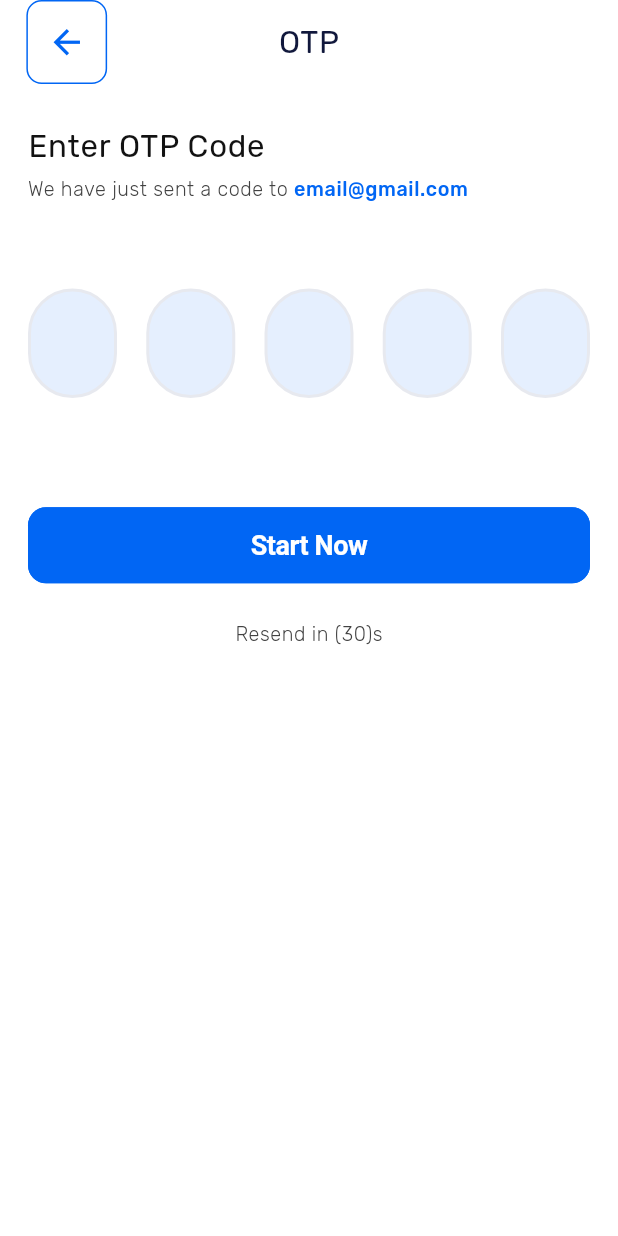
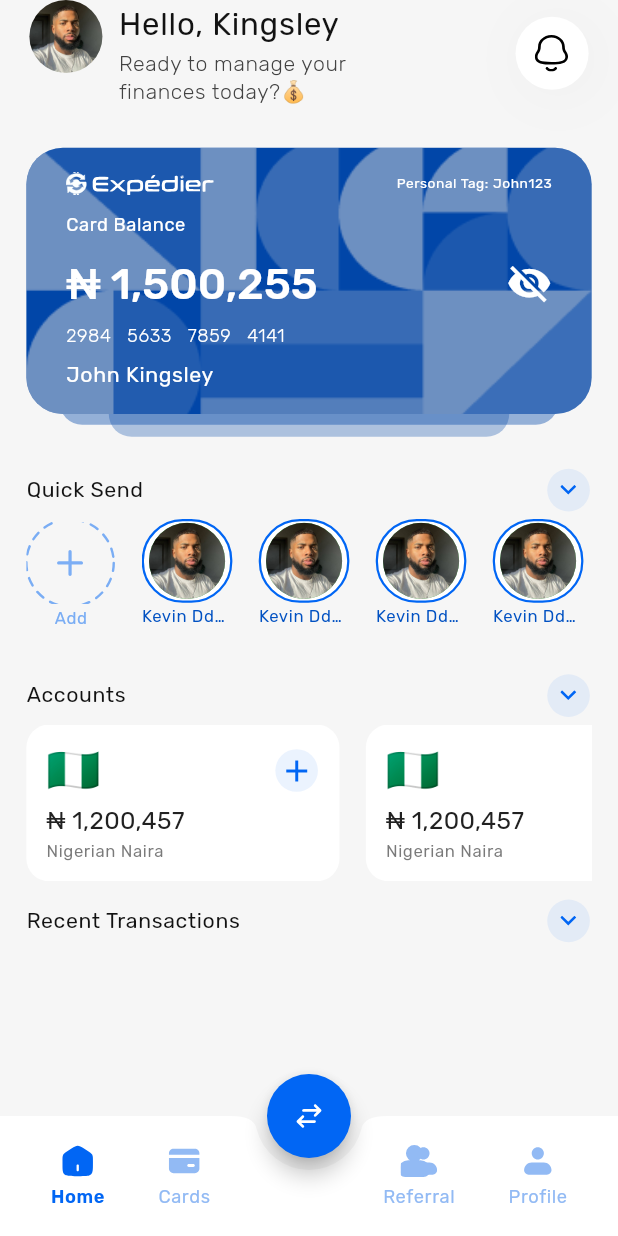
Before and after one commit to Donkelv/expedier_ui, a Flutter app: the OtpScreen screen opened directly, after a tap on "Start Now", on a phone screen of 412 x 824 dp. Run offline on Flutter 3.47's test engine with Material 3 defaults, Android fonts, the phone set to English and light mode, and no system bars; drawn by our look-alikes of pin_code_fields; our stand-ins replace flutter_screenutil, google_fonts, websafe_svg; project files that could hold a hidden picture were left out.

Commit message:
Add new SVG icons and implement BottomAppBar with HomeScreen layout
- Added SVG icons for home, logo, notification, profile, referral, and transfer.
- Implemented BottomAppBarWidget with navigation functionality.
- Created HomeScreen layout with user greeting, quick send feature, and accounts overview.
- Integrated responsive design using Flutter ScreenUtil for adaptive UI.

```diff
--- a/lib/core/theme/colors.dart
+++ b/lib/core/theme/colors.dart
@@ -7,6 +7,7 @@ class ExpedierColors {
 
   static const Color white = Color(0xffFFFFFF);
   static const Color white1 = Color(0xffF1F1F1);
+  static const Color white2 = Color(0xffF6F6F6);
   static const Color black = Color(0xff000000);
   static const Color primary = Color(0xFF0166F4);
 
@@ -36,6 +37,7 @@ class ExpedierColors {
   static const Color black4 = Color(0xff363A40);
   static const Color black5 = Color(0xFF121212);
   static const Color black6 = Color(0xFF424242);
+  static const Color black7 = Color(0xFF212121);
 
   static const Color navyBlue1 = Color(0xff0E1F33);
   static const Color navyBlue2 = Color(0xff11183C);
@@ -61,6 +63,10 @@ class ExpedierColors {
   static const Color blue3 = Color(0xFF0080F0);
   static const Color blue4 = Color(0xFFDCE6F4);
   static const Color blue5 = Color(0xFFA9B6CA);
+  static const Color blue6 = Color(0xFF0146A8);
+  static const Color blue7 = Color(0xFF7AADF4);
+  static const Color blue8 = Color(0xFF0151C2);
+  static const Color blue9 = Color(0xFF92BAF4);
 
   static const Color green1 = Color(0xFF73E88D);
   static const Color green2 = Color(0xFF14C36E);
--- a/lib/core/widgets/text_fields/otp_input_field.dart
+++ b/lib/core/widgets/text_fields/otp_input_field.dart
@@ -52,10 +52,10 @@ class ExpedierOtpInputField extends StatelessWidget {
 
         borderWidth: 2,
 
-        borderRadius: BorderRadius.circular(50.r),
+        borderRadius: BorderRadius.circular(15.r),
         fieldHeight: 72.h,
         fieldWidth: 54.w,
-
+        disabledColor: ExpedierColors.primary,
         activeFillColor: ExpedierColors.primary.withOpacity(
           0.03,
         ),
--- a/lib/features/authentication/screens/otp.dart
+++ b/lib/features/authentication/screens/otp.dart
@@ -5,6 +5,8 @@ import 'package:expedier_ui/core/theme/colors.dart';
 import 'package:expedier_ui/core/widgets/button.dart';
 import 'package:expedier_ui/core/widgets/text_fields/otp_input_field.dart';
 import 'package:expedier_ui/features/authentication/screens/verification_success.dart';
+import 'package:expedier_ui/features/home/screens/bottom_app_bar.dart';
+import 'package:expedier_ui/features/home/screens/home.dart';
 import 'package:flutter/material.dart';
 import 'package:flutter_screenutil/flutter_screenutil.dart';
 
@@ -79,7 +81,7 @@ class OtpScreen extends StatelessWidget {
                       text: "Start Now",
                       context: context,
                       onTap: () {
-                        //navigateWithFade(context, VerificationSuccessScreen());
+                        navigateWithFade(context, BottomAppBarWidget());
                       },
                     ).normal(),
               ),
--- /dev/null
+++ b/lib/features/home/screens/bottom_app_bar.dart
@@ -0,0 +1,99 @@
+import 'package:expedier_ui/core/extensions/string_extensions.dart';
+import 'package:expedier_ui/core/extensions/theme_extension.dart';
+import 'package:expedier_ui/core/theme/colors.dart';
+import 'package:expedier_ui/features/home/screens/home.dart';
+import 'package:flutter/material.dart';
+import 'package:flutter_screenutil/flutter_screenutil.dart';
+import 'package:websafe_svg/websafe_svg.dart';
+
+class BottomAppBarWidget extends StatefulWidget {
+  const BottomAppBarWidget({super.key});
+
+  @override
+  State<BottomAppBarWidget> createState() => _BottomAppBarWidgetState();
+}
+
+class _BottomAppBarWidgetState extends State<BottomAppBarWidget> {
+  int selectedIndex = 0;
+
+  void _onItemTapped(int index) {
+    setState(() {
+      selectedIndex = index;
+    });
+  }
+
+  @override
+  Widget build(BuildContext context) {
+    return Scaffold(
+      extendBody: true, // ✅ so the FAB overlaps the bar smoothly
+      floatingActionButtonLocation: FloatingActionButtonLocation.centerDocked,
+      floatingActionButton: FloatingActionButton(
+        backgroundColor: ExpedierColors.primary,
+        shape: const CircleBorder(),
+        child: WebsafeSvg.asset("transfer".svg),
+        onPressed: () {},
+      ),
+      bottomNavigationBar: BottomAppBar(
+        color: Colors.white,
+        elevation: 4,
+        shape: const CircularNotchedRectangle(),
+        notchMargin: 8.0,
+        child: SizedBox(
+          height: 70.h,
+          child: Row(
+            mainAxisAlignment: MainAxisAlignment.spaceAround,
+            children: [
+              _buildNavItem(0, "home".svg, "Home"),
+              _buildNavItem(1, "card".svg, "Cards"),
+              SizedBox(width: 48.w), // space for FAB
+              _buildNavItem(2, "referral".svg, "Referral"),
+              _buildNavItem(3, "profile".svg, "Profile"),
+            ],
+          ),
+        ),
+      ),
+      body: screens[selectedIndex],
+    );
+  }
+
+  Widget _buildNavItem(int index, String icon, String label) {
+    final bool isSelected = selectedIndex == index;
+    final color = isSelected ? ExpedierColors.primary : ExpedierColors.blue9;
+
+    return InkWell(
+      onTap: () => _onItemTapped(index),
+      borderRadius: BorderRadius.circular(16.r),
+      child: Padding(
+        padding: EdgeInsets.symmetric(horizontal: 4.w, vertical: 2.h),
+        child: Column(
+          mainAxisSize: MainAxisSize.min,
+          children: [
+            WebsafeSvg.asset(
+              icon,
+              width: 24.w,
+              height: 24.h,
+              colorFilter: ColorFilter.mode(color, BlendMode.srcIn),
+            ),
+            SizedBox(height: 4.h),
+            Text(
+              label,
+              style: context.textTheme.bodySmall!.copyWith(
+                color: color,
+                fontSize: 12.sp,
+                fontWeight: isSelected ? FontWeight.w600 : FontWeight.w400,
+              ),
+            ),
+          ],
+        ),
+      ),
+    );
+  }
+}
+
+List<Widget> screens = [
+  HomeScreen(),
+  HomeScreen(),
+  HomeScreen(),
+  HomeScreen(),
+  HomeScreen(),
+];
--- /dev/null
+++ b/lib/features/home/screens/home.dart
@@ -0,0 +1,501 @@
+import 'package:expedier_ui/core/extensions/context_extensions.dart';
+import 'package:expedier_ui/core/extensions/string_extensions.dart';
+import 'package:expedier_ui/core/extensions/theme_extension.dart';
+import 'package:expedier_ui/core/theme/colors.dart';
+import 'package:flutter/material.dart';
+import 'package:flutter_screenutil/flutter_screenutil.dart';
+import 'package:websafe_svg/websafe_svg.dart';
+
+class HomeScreen extends StatelessWidget {
+  const HomeScreen({super.key});
+
+  @override
+  Widget build(BuildContext context) {
+    return Scaffold(
+      backgroundColor: ExpedierColors.white2,
+      body: SafeArea(
+        top: true,
+        child: Column(
+          mainAxisAlignment: MainAxisAlignment.start,
+          crossAxisAlignment: CrossAxisAlignment.start,
+          children: [
+            Padding(
+              padding: EdgeInsets.symmetric(horizontal: 16.0.w),
+              child: Row(
+                mainAxisAlignment: MainAxisAlignment.spaceBetween,
+                children: [
+                  Row(
+                    mainAxisAlignment: MainAxisAlignment.start,
+                    crossAxisAlignment: CrossAxisAlignment.start,
+                    children: [
+                      Container(
+                        width: 48.w,
+                        height: 48.h,
+                        decoration: BoxDecoration(
+                          shape: BoxShape.circle,
+                          color: ExpedierColors.white,
+                          image: DecorationImage(
+                            image: AssetImage("profile_1".jpg),
+                            fit: BoxFit.cover,
+                          ),
+                        ),
+                      ),
+                      8.0.horizontalSpace,
+                      Column(
+                        mainAxisAlignment: MainAxisAlignment.start,
+                        crossAxisAlignment: CrossAxisAlignment.start,
+                        children: [
+                          Text(
+                            "Hello, Kingsley",
+                            style: context.textTheme.bodyLarge!.copyWith(
+                              color: ExpedierColors.black5,
+                              fontWeight: FontWeight.w400,
+                            ),
+                          ),
+                          2.0.verticalSpace,
+                          Text(
+                            "Ready to manage your\nfinances today?💰",
+                            style: context.textTheme.bodySmall!.copyWith(
+                              color: ExpedierColors.black6,
+                              fontWeight: FontWeight.w300,
+                            ),
+                          ),
+                        ],
+                      ),
+                    ],
+                  ),
+                  Container(
+                    width: 48.w,
+                    height: 48.h,
+                    decoration: BoxDecoration(
+                      shape: BoxShape.circle,
+                      color: ExpedierColors.white,
+                      boxShadow: [
+                        BoxShadow(
+                          color: ExpedierColors.black.withOpacity(0.03),
+                          spreadRadius: 0,
+                          blurRadius: 34,
+                          offset: const Offset(4, 4),
+                        ),
+                      ],
+                    ),
+                    child: Material(
+                      type: MaterialType.transparency,
+                      child: InkWell(
+                        onTap: () {},
+                        borderRadius: BorderRadius.circular(24.r),
+                        child: Center(
+                          child: WebsafeSvg.asset(
+                            "notification".svg,
+                            width: 24.w,
+                            height: 24.h,
+                          ),
+                        ),
+                      ),
+                    ),
+                  ),
+                ],
+              ),
+            ),
+            Expanded(
+              child: SingleChildScrollView(
+                physics: const BouncingScrollPhysics(),
+                child: Padding(
+                  padding: EdgeInsets.symmetric(horizontal: 16.0.w),
+                  child: Column(
+                    children: [
+                      27.0.verticalSpace,
+                      HomeCardWidget(),
+                      21.verticalSpace,
+                      Row(
+                        mainAxisAlignment: MainAxisAlignment.spaceBetween,
+                        crossAxisAlignment: CrossAxisAlignment.center,
+                        children: [
+                          Text(
+                            "Quick Send",
+                            style: context.textTheme.bodySmall!.copyWith(
+                              fontWeight: FontWeight.w400,
+                            ),
+                          ),
+                          Container(
+                            height: 28.h,
+                            width: 28.w,
+                            decoration: BoxDecoration(
+                              shape: BoxShape.circle,
+                              color: ExpedierColors.primary.withOpacity(0.08),
+                            ),
+                            child: WebsafeSvg.asset(
+                              "caret_down".svg,
+                              fit: BoxFit.scaleDown,
+                            ),
+                          ),
+                        ],
+                      ),
+                      5.0.verticalSpace,
+                      QuickSendWidget(),
+                      27.verticalSpace,
+                      Row(
+                        mainAxisAlignment: MainAxisAlignment.spaceBetween,
+                        crossAxisAlignment: CrossAxisAlignment.center,
+                        children: [
+                          Text(
+                            "Accounts",
+                            style: context.textTheme.bodySmall!.copyWith(
+                              fontWeight: FontWeight.w400,
+                            ),
+                          ),
+                          Container(
+                            height: 28.h,
+                            width: 28.w,
+                            decoration: BoxDecoration(
+                              shape: BoxShape.circle,
+                              color: ExpedierColors.primary.withOpacity(0.08),
+                            ),
+                            child: WebsafeSvg.asset(
+                              "caret_down".svg,
+                              fit: BoxFit.scaleDown,
+                            ),
+                          ),
+                        ],
+                      ),
+                      5.0.verticalSpace,
+                      AccountsWidget(),
+                      12.verticalSpace,
+                      Row(
+                        mainAxisAlignment: MainAxisAlignment.spaceBetween,
+                        crossAxisAlignment: CrossAxisAlignment.center,
+                        children: [
+                          Text(
+                            "Recent Transactions",
+                            style: context.textTheme.bodySmall!.copyWith(
+                              fontWeight: FontWeight.w400,
+                            ),
+                          ),
+                          Container(
+                            height: 28.h,
+                            width: 28.w,
+                            decoration: BoxDecoration(
+                              shape: BoxShape.circle,
+                              color: ExpedierColors.primary.withOpacity(0.08),
+                            ),
+                            child: WebsafeSvg.asset(
+                              "caret_down".svg,
+                              fit: BoxFit.scaleDown,
+                            ),
+                          ),
+                        ],
+                      ),
+                      5.0.verticalSpace,
+                    ],
+                  ),
+                ),
+              ),
+            ),
+          ],
+        ),
+      ),
+    );
+  }
+}
+
+class AccountsWidget extends StatelessWidget {
+  const AccountsWidget({
+    super.key,
+  });
+
+  @override
+  Widget build(BuildContext context) {
+    return SizedBox(
+      height: 103.h,
+      child: ListView.separated(
+        scrollDirection: Axis.horizontal,
+        separatorBuilder:
+            (context, index) => 16.horizontalSpace,
+        itemCount: 5,
+        itemBuilder: (context, index) {
+          return Container(
+            height: 103.h,
+            width: 190.w,
+            padding: EdgeInsets.symmetric(horizontal: 12.w, vertical: 12.h),
+            decoration: BoxDecoration(
+              color: ExpedierColors.white,
+              borderRadius: BorderRadius.circular(15.r),
+            ),
+            child: Column(
+              mainAxisAlignment: MainAxisAlignment.start,
+              crossAxisAlignment: CrossAxisAlignment.start,
+              children: [
+                Row(
+                  mainAxisAlignment:
+                      MainAxisAlignment.spaceBetween,
+                  children: [
+                    Text(
+                      "🇳🇬",
+                      style: context.textTheme.headlineMedium,
+                    ),
+                    Container(
+                      height: 28.h,
+                      width: 28.w,
+                      decoration: BoxDecoration(
+                        shape: BoxShape.circle,
+                        color: ExpedierColors.primary
+                            .withOpacity(0.08),
+                      ),
+                      child: Icon(
+                        Icons.add,
+                        color: ExpedierColors.primary,
+                      ),
+                    ),
+                  ],
+                ),
+                Spacer(),
+                Text(
+                  "₦ 1,200,457 ",
+                  style: context.textTheme.bodyMedium!
+                      .copyWith(color: ExpedierColors.black7),
+                ),
+                2.0.verticalSpace,
+                Text(
+                  "Nigerian Naira",
+                  style: context.textTheme.bodySmall!
+                      .copyWith(
+                        color: ExpedierColors.black6
+                            .withOpacity(0.7),
+                        fontSize: 11.sp,
+                      ),
+                ),
+              ],
+            ),
+          );
+        },
+      ),
+    );
+  }
+}
+
+class QuickSendWidget extends StatelessWidget {
+  const QuickSendWidget({super.key});
+
+  @override
+  Widget build(BuildContext context) {
+    return Row(
+      mainAxisAlignment: MainAxisAlignment.start,
+      crossAxisAlignment: CrossAxisAlignment.center,
+      children: [
+        Column(
+          mainAxisAlignment: MainAxisAlignment.start,
+          crossAxisAlignment: CrossAxisAlignment.center,
+          children: [
+            WebsafeSvg.asset(
+              "add_btn".svg,
+              height: 54.h,
+              width: 54.w,
+              fit: BoxFit.cover,
+            ),
+            2.0.verticalSpace,
+            Text(
+              "Add",
+              style: context.textTheme.bodySmall!.copyWith(
+                color: ExpedierColors.blue7,
+                fontSize: 11.sp,
+                fontWeight: FontWeight.w400,
+              ),
+            ),
+          ],
+        ),
+        16.0.horizontalSpace,
+        Expanded(
+          child: SizedBox(
+            height: 75.h,
+            child: ListView.separated(
+              shrinkWrap: true,
+              scrollDirection: Axis.horizontal,
+              itemCount: 5,
+              separatorBuilder: (context, index) => 16.horizontalSpace,
+              itemBuilder: (context, index) {
+                return SizedBox(
+                  width: 55.w,
+                  child: Column(
+                    mainAxisAlignment: MainAxisAlignment.start,
+                    crossAxisAlignment: CrossAxisAlignment.center,
+                    children: [
+                      Container(
+                        width: 55.w,
+                        height: 55.h,
+                        //padding: EdgeInsets.all(5),
+                        decoration: BoxDecoration(
+                          color: ExpedierColors.white,
+                          borderRadius: BorderRadius.circular(27.r),
+                          border: Border.all(
+                            color: ExpedierColors.primary,
+                            width: 1.5,
+                          ),
+                        ),
+                        child: Center(
+                          child: Container(
+                            height: 50.h,
+                            width: 50.w,
+                            decoration: BoxDecoration(
+                              color: Colors.green,
+                              shape: BoxShape.circle,
+                              image: DecorationImage(
+                                image: AssetImage("profile_1".jpg),
+                                fit: BoxFit.cover,
+                              ),
+                            ),
+                          ),
+                        ),
+                      ),
+                      2.0.verticalSpace,
+                      Text(
+                        "Kevin Ddvdfvd",
+                        overflow: TextOverflow.ellipsis,
+                        style: context.textTheme.bodySmall!.copyWith(
+                          color: ExpedierColors.blue8,
+                          fontSize: 11.sp,
+                          fontWeight: FontWeight.w400,
+                        ),
+                      ),
+                    ],
+                  ),
+                );
+              },
+            ),
+          ),
+        ),
+      ],
+    );
+  }
+}
+
+class HomeCardWidget extends StatelessWidget {
+  const HomeCardWidget({super.key});
+
+  @override
+  Widget build(BuildContext context) {
+    return SizedBox(
+      height: 190.h,
+      child: Stack(
+        children: [
+          Positioned(
+            bottom: 0,
+            left: 50.w,
+            right: 50.w,
+            child: Container(
+              height: 15.h,
+              width: context.screenWidth,
+              decoration: BoxDecoration(
+                color: ExpedierColors.blue6.withOpacity(0.3),
+                borderRadius: BorderRadius.only(
+                  bottomLeft: Radius.circular(50.r),
+                  bottomRight: Radius.circular(50.r),
+                ),
+              ),
+            ),
+          ),
+          Positioned(
+            bottom: 8.h,
+            left: 20.w,
+            right: 20.w,
+            child: Container(
+              height: 15.h,
+              width: context.screenWidth,
+              decoration: BoxDecoration(
+                color: ExpedierColors.blue6.withOpacity(0.4),
+                borderRadius: BorderRadius.only(
+                  bottomLeft: Radius.circular(24.r),
+                  bottomRight: Radius.circular(24.r),
+                ),
+              ),
+            ),
+          ),
+          Container(
+            height: 175.0.h,
+            width: context.screenWidth,
+            decoration: BoxDecoration(
+              color: ExpedierColors.blue6,
+              borderRadius: BorderRadius.circular(24.r),
+              image: DecorationImage(
+                image: AssetImage("account_dash_back".png),
+                fit: BoxFit.cover,
+              ),
+            ),
+            child: Padding(
+              padding: EdgeInsets.symmetric(horizontal: 24.0.w, vertical: 16.h),
+              child: Column(
+                mainAxisAlignment: MainAxisAlignment.start,
+                crossAxisAlignment: CrossAxisAlignment.start,
+                children: [
+                  Row(
+                    mainAxisAlignment: MainAxisAlignment.spaceBetween,
+                    children: [
+                      WebsafeSvg.asset(
+                        "logo".svg,
+                        fit: BoxFit.cover,
+                        width: 90.w,
+                        height: 15.h,
+                      ),
+                      Text(
+                        "Personal Tag: John123",
+                        style: context.textTheme.bodySmall!.copyWith(
+                          color: ExpedierColors.white,
+                          fontSize: 9.sp,
+                          fontWeight: FontWeight.w400,
+                        ),
+                      ),
+                    ],
+                  ),
+                  12.0.verticalSpace,
+                  Text(
+                    "Card Balance",
+                    style: context.textTheme.bodySmall!.copyWith(
+                      color: ExpedierColors.white,
+                      fontSize: 12.sp,
+                      fontWeight: FontWeight.w400,
+                    ),
+                  ),
+                  12.verticalSpace,
+                  Row(
+                    mainAxisAlignment: MainAxisAlignment.spaceBetween,
+                    crossAxisAlignment: CrossAxisAlignment.center,
+                    children: [
+                      Text(
+                        "₦ 1,500,255 ",
+                        style: context.textTheme.headlineMedium!.copyWith(
+                          color: ExpedierColors.white,
+                          fontWeight: FontWeight.w500,
+                        ),
+                      ),
+                      Icon(
+                        Icons.visibility_off,
+                        size: 30.sp,
+                        color: ExpedierColors.white,
+                      ),
+                    ],
+                  ),
+                  Spacer(),
+                  Text(
+                    "2984   5633   7859   4141",
+                    style: context.textTheme.bodySmall!.copyWith(
+                      color: ExpedierColors.white,
+                      fontSize: 12.sp,
+                      fontWeight: FontWeight.w200,
+                    ),
+                  ),
+                  Spacer(),
+                  Text(
+                    "John Kingsley",
+                    style: context.textTheme.bodySmall!.copyWith(
+                      color: ExpedierColors.white,
+                      fontWeight: FontWeight.w400,
+                    ),
+                  ),
+                ],
+              ),
+            ),
+          ),
+        ],
+      ),
+    );
+  }
+}
```
Also changed, not shown: assets/jpg/profile_1.jpg (added), assets/jpg/profile_2.jpg (added), assets/png/account_dash_back.png (added), assets/svg/add_btn.svg (added), assets/svg/card.svg (added), assets/svg/caret_down.svg (added), assets/svg/home.svg (added), assets/svg/logo_small.svg (added), assets/svg/notification.svg (added), assets/svg/profile.svg (added), assets/svg/referral.svg (added), assets/svg/transfer.svg (added).
